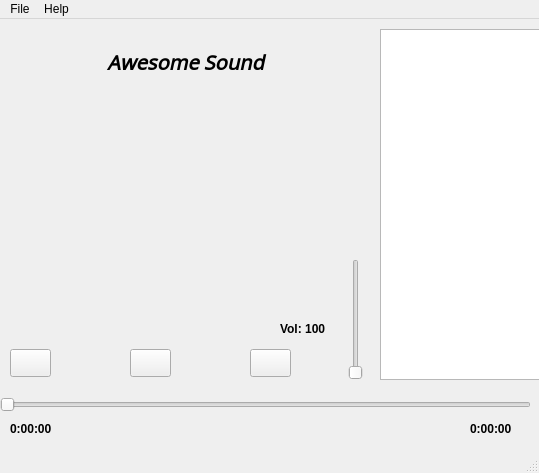
The window that player/window/player.ui (hor00s/Awesome-sound) describes before a commit, drawn with Qt 5.
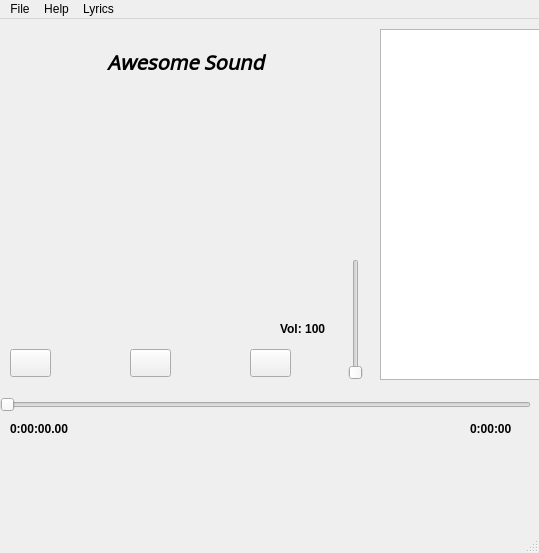
The same window after the commit.

Commit message: added support for lyrics

```diff
--- a/player/window/player.ui
+++ b/player/window/player.ui
@@ -7,7 +7,7 @@
     <x>0</x>
     <y>0</y>
     <width>539</width>
-    <height>473</height>
+    <height>553</height>
    </rect>
   </property>
   <property name="windowTitle">
@@ -172,7 +172,7 @@
      <rect>
       <x>10</x>
       <y>400</y>
-      <width>63</width>
+      <width>81</width>
       <height>20</height>
      </rect>
     </property>
@@ -183,7 +183,7 @@
      </font>
     </property>
     <property name="text">
-     <string>0:00:00</string>
+     <string>0:00:00.00</string>
     </property>
    </widget>
    <widget class="QLabel" name="total_time_lbl">
@@ -237,8 +237,16 @@
     </property>
     <addaction name="actionShortcuts"/>
    </widget>
+   <widget class="QMenu" name="menuLyrics">
+    <property name="title">
+     <string>Lyrics</string>
+    </property>
+    <addaction name="actionChoose_file"/>
+    <addaction name="actionCreate"/>
+   </widget>
    <addaction name="menuFile"/>
    <addaction name="menuHelp"/>
+   <addaction name="menuLyrics"/>
   </widget>
   <widget class="QStatusBar" name="statusbar"/>
   <action name="actionShortcuts">
```
Left out of the diff: 27 changed lines with no effect on the pictures. The commit also changes 8 other files.
